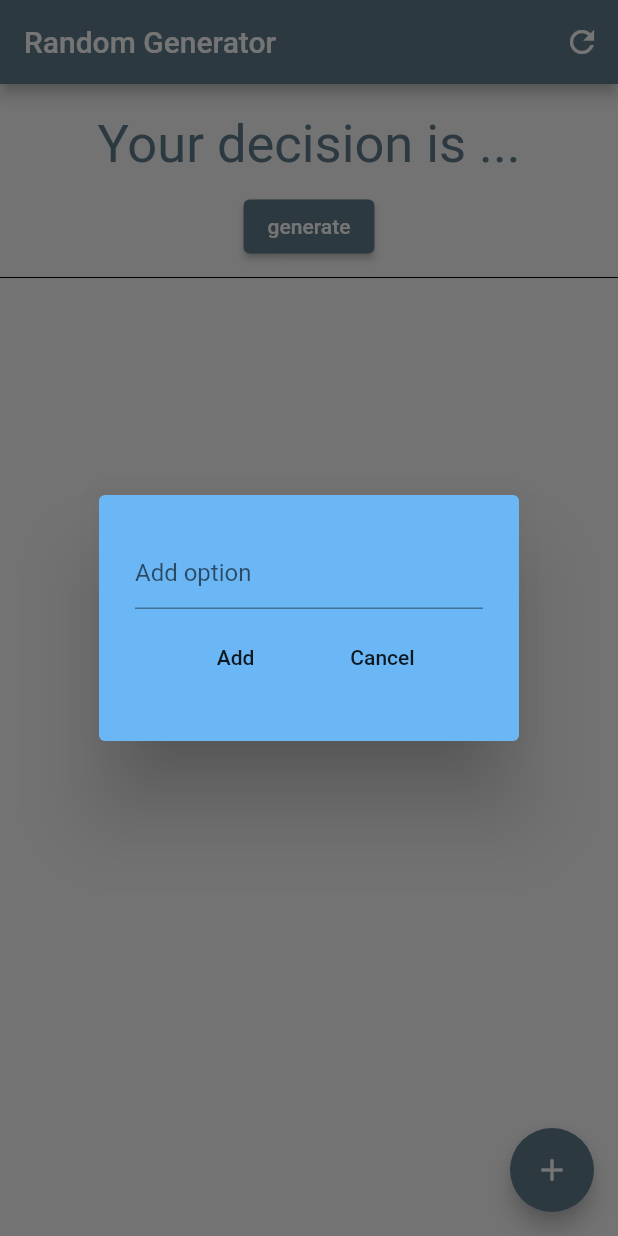
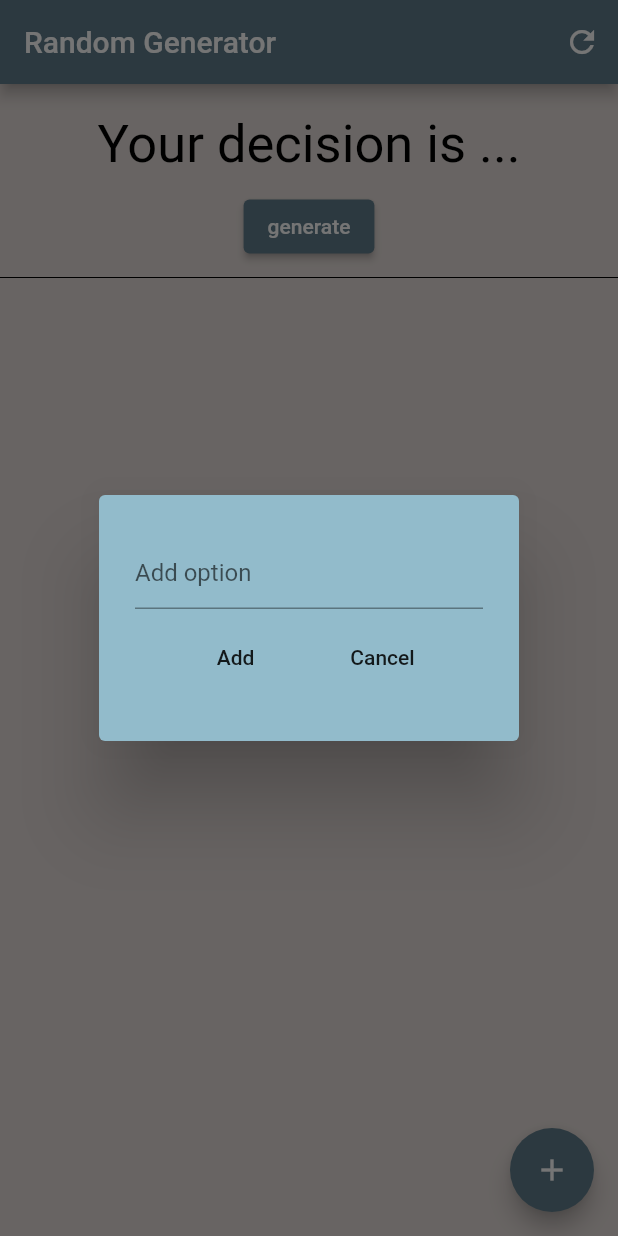
Before and after one commit to jameslinley/RandomGeneratorApp, a Flutter app: the DecisionPage screen opened directly, after a tap on the "add" icon, on a phone screen of 412 x 824 dp. Run offline on Flutter 3.47's test engine with Material 2 defaults, Android fonts, the phone set to English and light mode, and no system bars; our stand-ins replace animated_text_kit, flutter_slidable.

Commit message:
Amended some colours for a new trialed scheme

```diff
--- a/random_generator_app/lib/decision_item.dart
+++ b/random_generator_app/lib/decision_item.dart
@@ -27,11 +27,11 @@ class DecisionItem extends StatelessWidget {
           shape: RoundedRectangleBorder(
             borderRadius: BorderRadius.circular(20),
           ),
-          tileColor: Color.fromARGB(98, 34, 100, 151),
+          tileColor: Color(0xFF4C636D),
           title: Text(
             optionText,
             textAlign: TextAlign.left,
-            style: TextStyle(fontSize: 20, color: Colors.black),
+            style: TextStyle(fontSize: 20, color: Colors.white),
           ),
         ),
       ),
--- a/random_generator_app/lib/decision_page.dart
+++ b/random_generator_app/lib/decision_page.dart
@@ -86,6 +86,7 @@ class _DecisionPageState extends State<DecisionPage> {
         },
         child: const Icon(Icons.add),
       ),
+      backgroundColor: Color(0xFFE2DAD7),
       body: Column(
         children: [
           const SizedBox(
@@ -96,7 +97,7 @@ class _DecisionPageState extends State<DecisionPage> {
             margin: const EdgeInsets.all(10),
             child: Text(
               decisionTxt,
-              style: const TextStyle(fontSize: 35, color: Colors.blueGrey),
+              style: const TextStyle(fontSize: 35, color: Colors.black),
             ),
           ),
           //button to generate decision/choose random option from inputted decisions
--- a/random_generator_app/lib/dialog_box.dart
+++ b/random_generator_app/lib/dialog_box.dart
@@ -16,7 +16,7 @@ class DialogBox extends StatelessWidget {
   @override
   Widget build(BuildContext context) {
     return AlertDialog(
-      backgroundColor: Color.fromARGB(255, 107, 183, 245),
+      backgroundColor: Color(0xFF92BBCB),
       content: Container(
         height: 120,
         child: Column(
```
